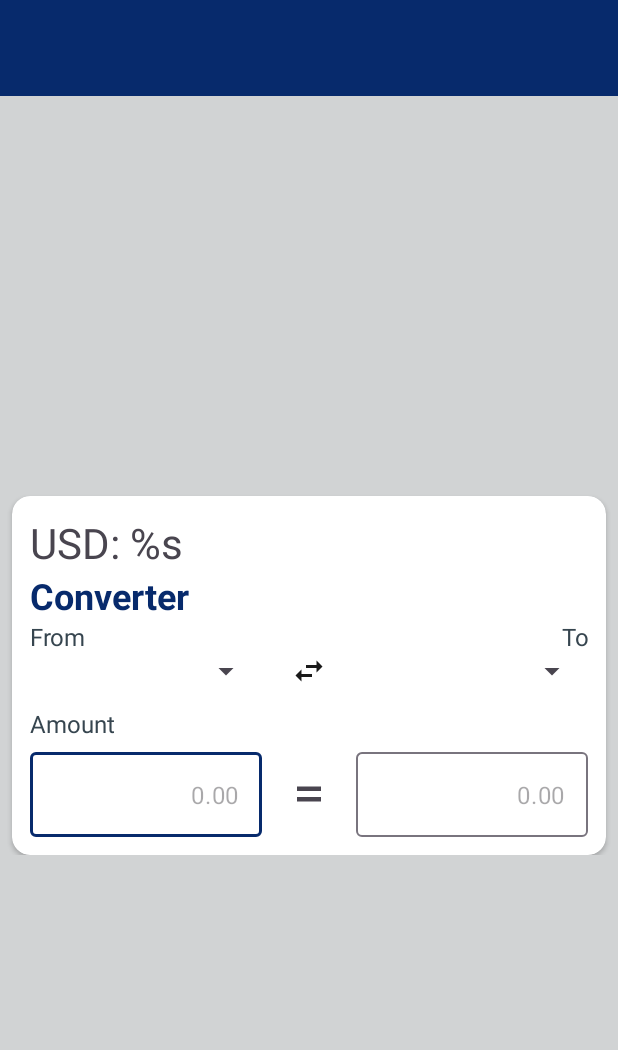
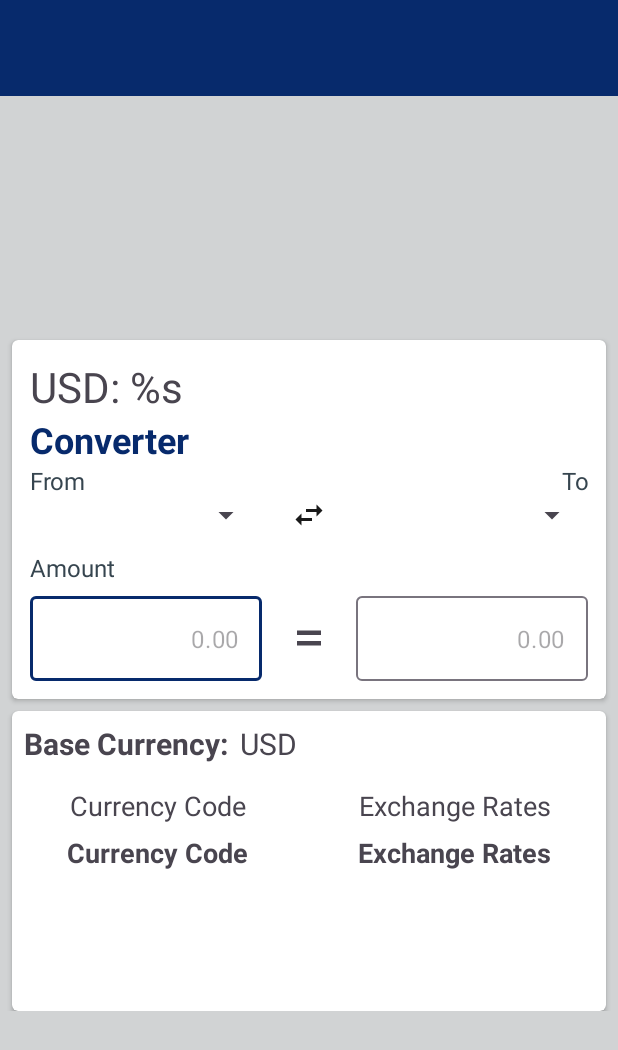
Before and after one commit to Rajkarnikar-unish/currex, an Android app: the layout activity_main.xml on its own in the app's theme, with its tools: preview values and no code run, on a phone screen of 412 x 824 dp. Shown: the top 1050 px of the screen. Run offline under Robolectric (Android 15) with nearby library versions, the phone set to English and light mode, and no system bars; network calls fail.

```diff
--- a/app/build.gradle.kts
+++ b/app/build.gradle.kts
@@ -16,6 +16,12 @@ android {
         versionName = "1.0"
 
         testInstrumentationRunner = "androidx.test.runner.AndroidJUnitRunner"
+
+        kapt {
+            arguments {
+                arg("room.schemaLocation", "$projectDir/schemas".toString())
+            }
+        }
     }
 
     buildFeatures {
--- /dev/null
+++ b/app/src/main/java/com/rajkarnikarunish/currex/adapters/SpinnerAdapter.kt
@@ -0,0 +1,6 @@
+package com.rajkarnikarunish.currex.adapters
+
+class SpinnerAdapter {
+
+
+}
--- a/app/src/main/java/com/rajkarnikarunish/currex/api/ExchangeAPI.kt
+++ b/app/src/main/java/com/rajkarnikarunish/currex/api/ExchangeAPI.kt
@@ -1,11 +1,9 @@
 package com.rajkarnikarunish.currex.api
 
-import com.rajkarnikarunish.currex.Constants.Companion.API_KEY
 import com.rajkarnikarunish.currex.models.RatesResponse
 import retrofit2.Response
 import retrofit2.http.GET
 import retrofit2.http.Header
-import retrofit2.http.Headers
 
 interface ExchangeAPI {
     @GET("latest/USD")
--- a/app/src/main/java/com/rajkarnikarunish/currex/api/RetrofitInstance.kt
+++ b/app/src/main/java/com/rajkarnikarunish/currex/api/RetrofitInstance.kt
@@ -1,6 +1,6 @@
 package com.rajkarnikarunish.currex.api
 
-import com.rajkarnikarunish.currex.Constants.Companion.BASE_URL
+import com.rajkarnikarunish.currex.utils.Constants.Companion.BASE_URL
 import okhttp3.OkHttpClient
 import okhttp3.logging.HttpLoggingInterceptor
 import retrofit2.Retrofit
--- a/app/src/main/java/com/rajkarnikarunish/currex/Constants.kt
+++ b/app/src/main/java/com/rajkarnikarunish/currex/utils/Constants.kt
@@ -1,4 +1,4 @@
-package com.rajkarnikarunish.currex
+package com.rajkarnikarunish.currex.utils
 
 class Constants {
 
--- a/app/src/main/res/layout/activity_main.xml
+++ b/app/src/main/res/layout/activity_main.xml
@@ -52,7 +52,7 @@
         app:layout_constraintStart_toStartOf="parent"
         app:layout_constraintTop_toBottomOf="@id/toolbar"
         app:layout_constraintVertical_bias="0.5">
-<!--        app:layout_constraintTop_toBottomOf="@id/search_text_layout"-->
+        <!--        app:layout_constraintTop_toBottomOf="@id/search_text_layout"-->
 
         <LinearLayout
             android:layout_width="match_parent"
@@ -65,7 +65,7 @@
                 android:layout_height="wrap_content"
                 android:layout_marginHorizontal="8dp"
                 android:layout_marginTop="12dp"
-                app:cardCornerRadius="12dp">
+                app:cardCornerRadius="4dp">
 
                 <LinearLayout
                     android:layout_width="match_parent"
@@ -79,7 +79,7 @@
                         android:layout_width="wrap_content"
                         android:layout_height="wrap_content"
                         android:text="USD: %s"
-                        android:textSize="28sp"/>
+                        android:textSize="28sp" />
 
                     <TextView
                         android:id="@+id/converter_text_view"
@@ -159,8 +159,8 @@
                         <com.google.android.material.textfield.TextInputLayout
                             android:layout_width="0dp"
                             android:layout_height="wrap_content"
-                            app:hintEnabled="false"
-                            android:layout_weight="1">
+                            android:layout_weight="1"
+                            app:hintEnabled="false">
 
                             <com.google.android.material.textfield.TextInputEditText
                                 android:id="@+id/from_amount_edit_text"
@@ -168,16 +168,16 @@
                                 android:layout_height="wrap_content"
                                 android:hint="@string/_0_00"
                                 android:inputType="numberDecimal"
-                                android:textAlignment="textEnd"/>
+                                android:textAlignment="textEnd" />
 
                         </com.google.android.material.textfield.TextInputLayout>
 
                         <ImageView
                             android:layout_width="wrap_content"
                             android:layout_height="wrap_content"
+                            android:layout_gravity="center"
                             android:layout_weight="0.25"
-                            android:src="@drawable/equal"
-                            android:layout_gravity="center"/>
+                            android:src="@drawable/equal" />
 
                         <com.google.android.material.textfield.TextInputLayout
                             android:layout_width="0dp"
@@ -189,25 +189,54 @@
                                 android:id="@+id/to_amount_edit_text"
                                 android:layout_width="match_parent"
                                 android:layout_height="wrap_content"
+                                android:hint="@string/_0_00"
                                 android:inputType="numberDecimal"
-                                android:hint="@string/_0_00"
-                                android:textAlignment="textEnd"/>
+                                android:textAlignment="textEnd" />
 
                         </com.google.android.material.textfield.TextInputLayout>
                     </LinearLayout>
                 </LinearLayout>
             </androidx.cardview.widget.CardView>
 
-<!--            <androidx.cardview.widget.CardView-->
-<!--                android:layout_width="match_parent"-->
-<!--                android:layout_height="200dp"-->
-<!--                android:layout_marginHorizontal="8dp"-->
-<!--                android:layout_marginTop="8dp"-->
-<!--                app:cardCornerRadius="12dp"-->
-<!--                >-->
+            <androidx.cardview.widget.CardView
+                android:layout_width="match_parent"
+                android:layout_height="200dp"
+                android:layout_marginHorizontal="8dp"
+                android:layout_marginTop="8dp"
+                app:cardCornerRadius="4dp"
+                android:padding="8dp">
 
+                <LinearLayout
+                    android:layout_width="match_parent"
+                    android:layout_height="match_parent"
+                    android:orientation="vertical">
 
-<!--            </androidx.cardview.widget.CardView>-->
+                    <LinearLayout
+                        android:id="@+id/base_code"
+                        android:layout_width="wrap_content"
+                        android:layout_height="wrap_content"
+                        android:orientation="horizontal"
+                        android:layout_marginBottom="4dp">
+
+                        <TextView
+                            android:layout_width="wrap_content"
+                            android:layout_height="wrap_content"
+                            android:text="@string/base_code"
+                            android:textSize="20sp"
+                            android:padding="8dp"
+                            android:textStyle="bold"/>
+
+                        <TextView
+                            android:layout_width="wrap_content"
+                            android:layout_height="wrap_content"
+                            android:text="USD"
+                            android:textSize="20sp"/>
+                    </LinearLayout>
+
+                    <include layout="@layout/rates_table" />
+
+                </LinearLayout>
+            </androidx.cardview.widget.CardView>
         </LinearLayout>
     </ScrollView>
 
--- /dev/null
+++ b/app/src/main/res/layout/rates_table.xml
@@ -0,0 +1,40 @@
+<?xml version="1.0" encoding="utf-8"?>
+<TableLayout xmlns:android="http://schemas.android.com/apk/res/android"
+    android:layout_width="match_parent"
+    android:layout_height="match_parent"
+    android:stretchColumns="0,1">
+
+    <TableRow>
+        <TextView
+            android:text="@string/currency_code"
+            android:padding="3dip"
+            android:gravity="center"
+            android:textSize="18sp"/>
+
+        <TextView
+            android:text="@string/exchange_rates_header"
+            android:padding="3dip"
+            android:gravity="center"
+            android:textSize="18sp"/>
+    </TableRow>
+
+    <TableRow>
+        <TextView
+            android:text="@string/currency_code"
+            android:padding="3dip"
+            android:gravity="center"
+            android:textSize="18sp"
+            android:textStyle="bold"/>
+
+        <TextView
+            android:text="@string/exchange_rates_header"
+            android:padding="3dip"
+            android:gravity="center"
+            android:textSize="18sp"
+            android:textStyle="bold"/>
+    </TableRow>
+
+
+
+
+</TableLayout>
--- a/app/src/main/res/values/strings.xml
+++ b/app/src/main/res/values/strings.xml
@@ -8,4 +8,7 @@
     <string name="from">From</string>
     <string name="amount">Amount</string>
     <string name="_0_00">0.00</string>
+    <string name="base_code">Base Currency:</string>
+    <string name="currency_code">Currency Code</string>
+    <string name="exchange_rates_header">Exchange Rates</string>
 </resources>
```
Also changed, not shown: app/src/main/assets/dummyRates.json (added, +28 -0 lines), app/src/main/java/com/rajkarnikarunish/currex/MainActivity.kt (+31 -9 lines), app/src/main/java/com/rajkarnikarunish/currex/RatesViewModel.kt (added, +47 -0 lines), app/src/main/java/com/rajkarnikarunish/currex/RatesViewModelProviderFactory.kt (added, +14 -0 lines), app/src/main/java/com/rajkarnikarunish/currex/database/CurreXDB.kt (added, +32 -0 lines), app/src/main/java/com/rajkarnikarunish/currex/database/MyConverter.kt (added, +20 -0 lines), app/src/main/java/com/rajkarnikarunish/currex/database/Rates.kt (added, +13 -0 lines), app/src/main/java/com/rajkarnikarunish/currex/database/dao/CurrexDao.kt (added, +18 -0 lines), app/src/main/java/com/rajkarnikarunish/currex/models/ConversionRates.kt (deleted, +0 -14 lines), app/src/main/java/com/rajkarnikarunish/currex/models/RatesResponse.kt (+27 -12 lines), app/src/main/java/com/rajkarnikarunish/currex/repository/RatesRepository.kt (added, +18 -0 lines), app/src/main/java/com/rajkarnikarunish/currex/utils/Resource.kt (added, +12 -0 lines), 1 other file.
